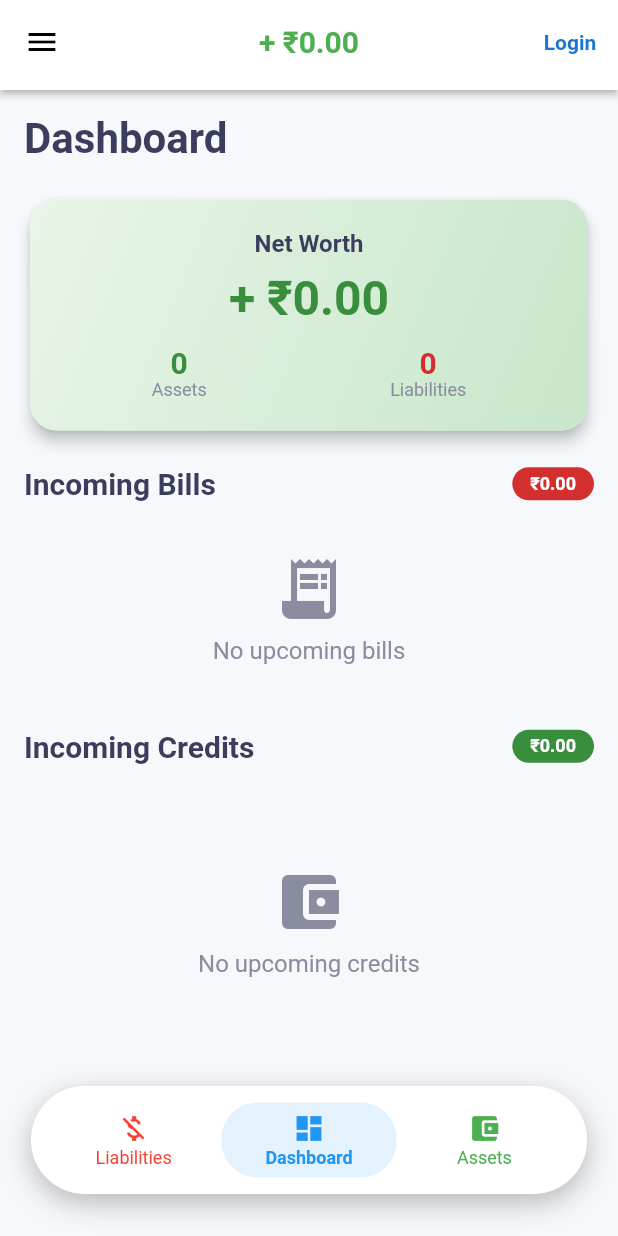
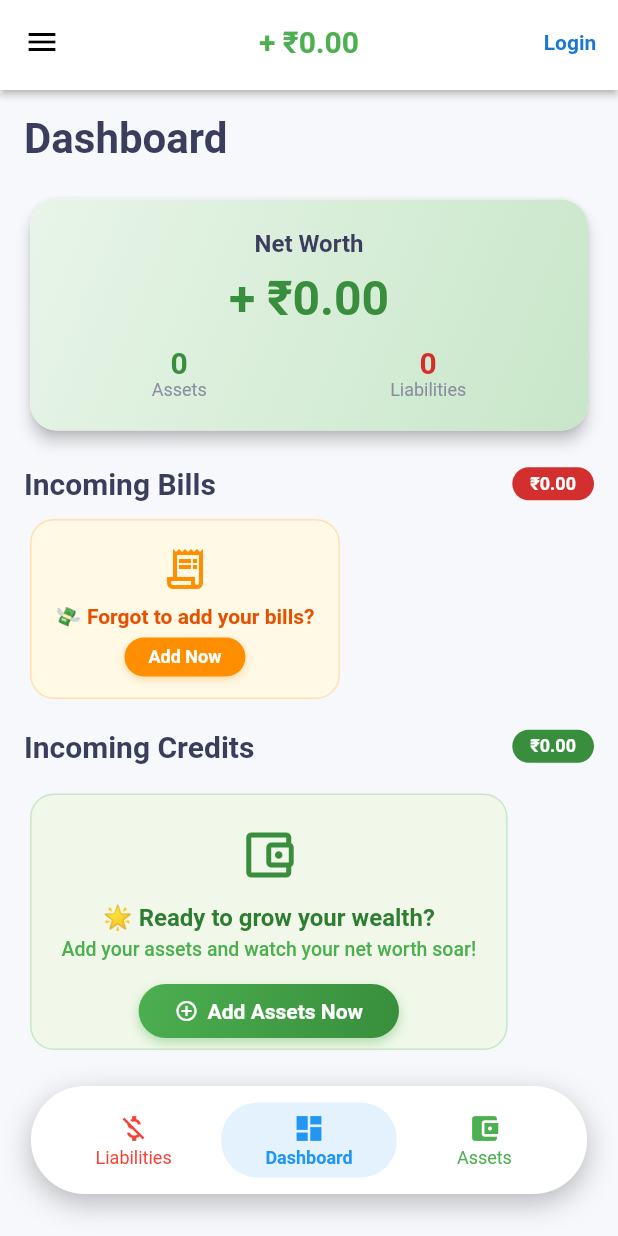
Before and after one commit to whovibhor/Tracker-App, a Flutter app: the screen it shows after launch, on a phone screen of 412 x 824 dp. Run offline on Flutter 3.47's test engine with Material 3 defaults, Android fonts, the light colour scheme and no system bars; our stand-ins replace hive, hive_flutter, image_picker; accounts and stored records are empty.

Commit message:
Added Button to Add on Dashboard

```diff
--- a/lib/screens/dashboard_screen.dart
+++ b/lib/screens/dashboard_screen.dart
@@ -5,12 +5,16 @@ class DashboardScreen extends StatelessWidget {
   final List<Transaction> assets;
   final List<Transaction> liabilities;
   final void Function(Transaction) onToggleCompleted;
+  final VoidCallback? onNavigateToAssets;
+  final VoidCallback? onNavigateToLiabilities;
 
   const DashboardScreen({
     super.key,
     required this.assets,
     required this.liabilities,
     required this.onToggleCompleted,
+    this.onNavigateToAssets,
+    this.onNavigateToLiabilities,
   });
 
   double get _netWorth {
@@ -227,7 +231,7 @@ class DashboardScreen extends StatelessWidget {
         SizedBox(
           height: 120,
           child: _incomingBills.isEmpty
-              ? _buildEmptyState('No upcoming bills', Icons.receipt_long)
+              ? _buildBillsEmptyState()
               : ListView.builder(
                   scrollDirection: Axis.horizontal,
                   itemCount: _incomingBills.length,
@@ -277,10 +281,7 @@ class DashboardScreen extends StatelessWidget {
           SizedBox(height: 12),
           Expanded(
             child: _incomingCredits.isEmpty
-                ? _buildEmptyState(
-                    'No upcoming credits',
-                    Icons.account_balance_wallet,
-                  )
+                ? _buildCreditsEmptyState()
                 : ListView.builder(
                     itemCount: _incomingCredits.length,
                     itemBuilder: (context, index) {
@@ -469,16 +470,134 @@ class DashboardScreen extends StatelessWidget {
     );
   }
 
-  Widget _buildEmptyState(String message, IconData icon) {
-    return Center(
+  Widget _buildBillsEmptyState() {
+    return Container(
+      height: 120,
+      margin: EdgeInsets.symmetric(horizontal: 4),
+      padding: EdgeInsets.all(16),
+      decoration: BoxDecoration(
+        color: Color(0xFFFFF9E6),
+        borderRadius: BorderRadius.circular(16),
+        border: Border.all(color: Color(0xFFFFE0B2), width: 1),
+      ),
       child: Column(
         mainAxisAlignment: MainAxisAlignment.center,
         children: [
-          Icon(icon, size: 48, color: Color(0xFF8A8D9F)),
+          Icon(Icons.receipt_long_outlined, size: 32, color: Color(0xFFFF8F00)),
           SizedBox(height: 8),
           Text(
-            message,
-            style: TextStyle(color: Color(0xFF8A8D9F), fontSize: 16),
+            '💸 Forgot to add your bills?',
+            style: TextStyle(
+              color: Color(0xFFE65100),
+              fontSize: 14,
+              fontWeight: FontWeight.w600,
+            ),
+            textAlign: TextAlign.center,
+          ),
+          SizedBox(height: 6),
+          GestureDetector(
+            onTap: onNavigateToLiabilities,
+            child: Container(
+              padding: EdgeInsets.symmetric(horizontal: 16, vertical: 6),
+              decoration: BoxDecoration(
+                color: Color(0xFFFF8F00),
+                borderRadius: BorderRadius.circular(20),
+                boxShadow: [
+                  BoxShadow(
+                    color: Color(0xFFFF8F00).withValues(alpha: 0.3),
+                    blurRadius: 4,
+                    offset: Offset(0, 2),
+                  ),
+                ],
+              ),
+              child: Text(
+                'Add Now',
+                style: TextStyle(
+                  color: Colors.white,
+                  fontSize: 12,
+                  fontWeight: FontWeight.bold,
+                ),
+              ),
+            ),
+          ),
+        ],
+      ),
+    );
+  }
+
+  Widget _buildCreditsEmptyState() {
+    return Container(
+      margin: EdgeInsets.symmetric(horizontal: 4, vertical: 8),
+      padding: EdgeInsets.all(20),
+      decoration: BoxDecoration(
+        color: Color(0xFFF1F8E9),
+        borderRadius: BorderRadius.circular(16),
+        border: Border.all(color: Color(0xFFC8E6C9), width: 1),
+      ),
+      child: Column(
+        mainAxisAlignment: MainAxisAlignment.center,
+        children: [
+          Icon(
+            Icons.account_balance_wallet_outlined,
+            size: 40,
+            color: Color(0xFF388E3C),
+          ),
+          SizedBox(height: 12),
+          Text(
+            '🌟 Ready to grow your wealth?',
+            style: TextStyle(
+              color: Color(0xFF2E7D32),
+              fontSize: 16,
+              fontWeight: FontWeight.bold,
+            ),
+            textAlign: TextAlign.center,
+          ),
+          SizedBox(height: 4),
+          Text(
+            'Add your assets and watch your net worth soar!',
+            style: TextStyle(
+              color: Color(0xFF4CAF50),
+              fontSize: 13,
+              fontWeight: FontWeight.w500,
+            ),
+            textAlign: TextAlign.center,
+          ),
+          SizedBox(height: 16),
+          GestureDetector(
+            onTap: onNavigateToAssets,
+            child: Container(
+              padding: EdgeInsets.symmetric(horizontal: 24, vertical: 10),
+              decoration: BoxDecoration(
+                gradient: LinearGradient(
+                  colors: [Color(0xFF4CAF50), Color(0xFF388E3C)],
+                  begin: Alignment.topLeft,
+                  end: Alignment.bottomRight,
+                ),
+                borderRadius: BorderRadius.circular(25),
+                boxShadow: [
+                  BoxShadow(
+                    color: Color(0xFF4CAF50).withValues(alpha: 0.4),
+                    blurRadius: 6,
+                    offset: Offset(0, 3),
+                  ),
+                ],
+              ),
+              child: Row(
+                mainAxisSize: MainAxisSize.min,
+                children: [
+                  Icon(Icons.add_circle_outline, color: Colors.white, size: 16),
+                  SizedBox(width: 6),
+                  Text(
+                    'Add Assets Now',
+                    style: TextStyle(
+                      color: Colors.white,
+                      fontSize: 14,
+                      fontWeight: FontWeight.bold,
+                    ),
+                  ),
+                ],
+              ),
+            ),
           ),
         ],
       ),
--- a/lib/screens/home_screen.dart
+++ b/lib/screens/home_screen.dart
@@ -481,6 +481,9 @@ class _HomeScreenState extends State<HomeScreen> {
             assets: assetsBox.values.cast<Transaction>().toList(),
             liabilities: liabilitiesBox.values.cast<Transaction>().toList(),
             onToggleCompleted: _toggleCompleted,
+            onNavigateToAssets: () => _onNavTap(1), // Navigate to Assets
+            onNavigateToLiabilities: () =>
+                _onNavTap(0), // Navigate to Liabilities
           );
         } else {
           return AssetsScreen(
```
